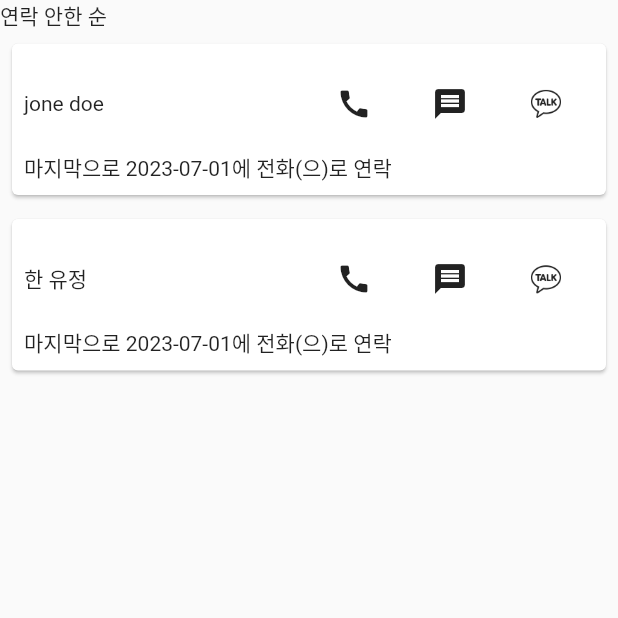
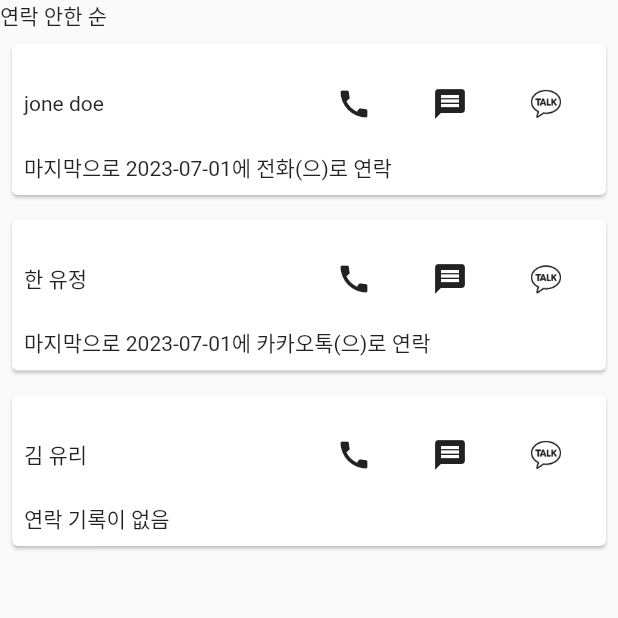
Before and after one commit to versatile309/hello_reminder, a Flutter app: the screen it shows after launch, on a phone screen of 412 x 824 dp, the top half of it. Run offline on Flutter 3.47's test engine with Material 2 defaults, Android fonts, the phone set to English and light mode, and no system bars; our stand-ins replace freezed_annotation, go_router; generated files the repository leaves out were written again.

Commit message:
feat: 연락 기록이 없을 경우의 안내 메시지 추가

```diff
--- a/lib/home_screen.dart
+++ b/lib/home_screen.dart
@@ -39,8 +39,16 @@ class HomeScreen extends StatelessWidget {
                   HelloLog(
                     id: '1',
                     timdstamp: 1688190817,
-                    helloAction: HelloAction.call,
+                    helloAction: HelloAction.katalk,
                   )
+                ),
+                (
+                  Friend(
+                    id: '1',
+                    firstName: '김',
+                    lastName: '유리',
+                  ),
+                  null
                 ),
               ]),
             ),
--- a/lib/widgets/friend_list/friend_list.dart
+++ b/lib/widgets/friend_list/friend_list.dart
@@ -4,7 +4,7 @@ import 'package:hello_reminder/data/hello_log.dart';
 import 'package:hello_reminder/widgets/friend_list/friend_list_item.dart';
 
 class FriendList extends StatelessWidget {
-  final List<(Friend, HelloLog)> friends;
+  final List<(Friend, HelloLog?)> friends;
 
   const FriendList({
     Key? key,
--- a/lib/widgets/friend_list/friend_list_item.dart
+++ b/lib/widgets/friend_list/friend_list_item.dart
@@ -8,7 +8,7 @@ import 'package:intl/intl.dart';
 
 class FriendListItem extends StatelessWidget {
   final Friend friend;
-  final HelloLog lastHelloLog;
+  final HelloLog? lastHelloLog;
 
   const FriendListItem({
     Key? key,
@@ -16,8 +16,10 @@ class FriendListItem extends StatelessWidget {
     required this.lastHelloLog,
   }) : super(key: key);
 
-  get _formattedTime => DateFormat('yyyy-MM-dd').format(
-      DateTime.fromMillisecondsSinceEpoch(lastHelloLog.timdstamp * 1000));
+  get _formattedTime => lastHelloLog != null
+      ? DateFormat('yyyy-MM-dd').format(
+          DateTime.fromMillisecondsSinceEpoch(lastHelloLog!.timdstamp * 1000))
+      : '';
 
   @override
   Widget build(BuildContext context) {
@@ -50,8 +52,9 @@ class FriendListItem extends StatelessWidget {
                 )
               ],
             ),
-            Text(
-                '마지막으로 $_formattedTime에 ${lastHelloLog.helloAction.displayName}(으)로 연락')
+            Text(lastHelloLog != null
+                ? '마지막으로 $_formattedTime에 ${lastHelloLog!.helloAction.displayName}(으)로 연락'
+                : '연락 기록이 없음')
           ],
         ),
       ),
```
